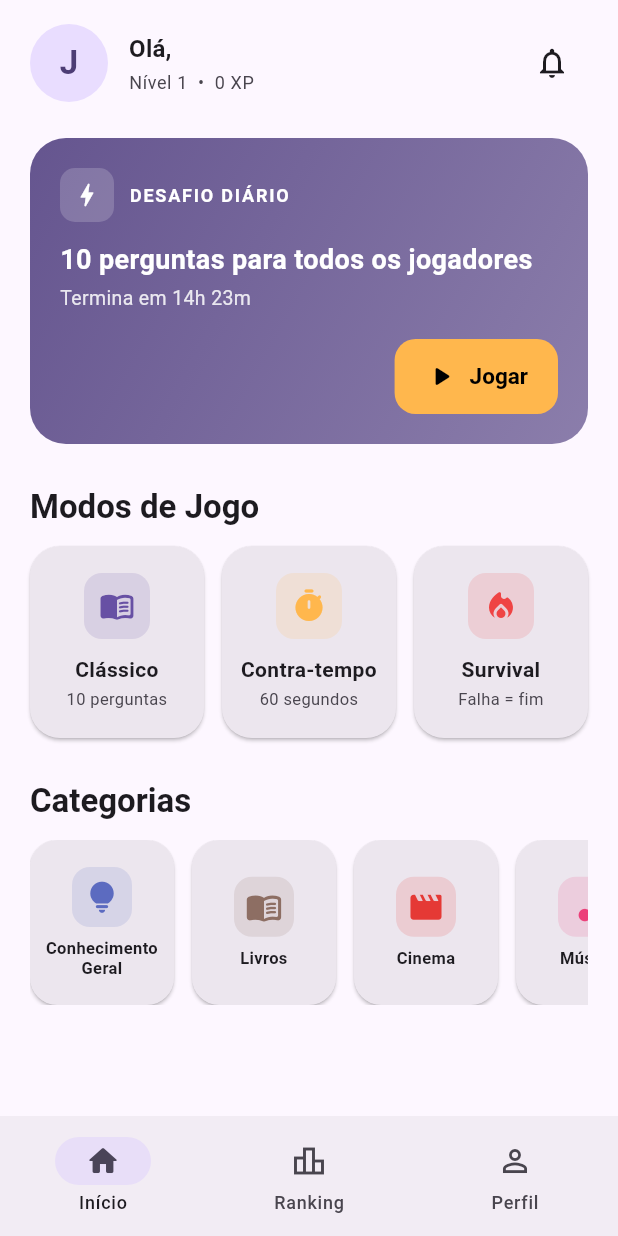
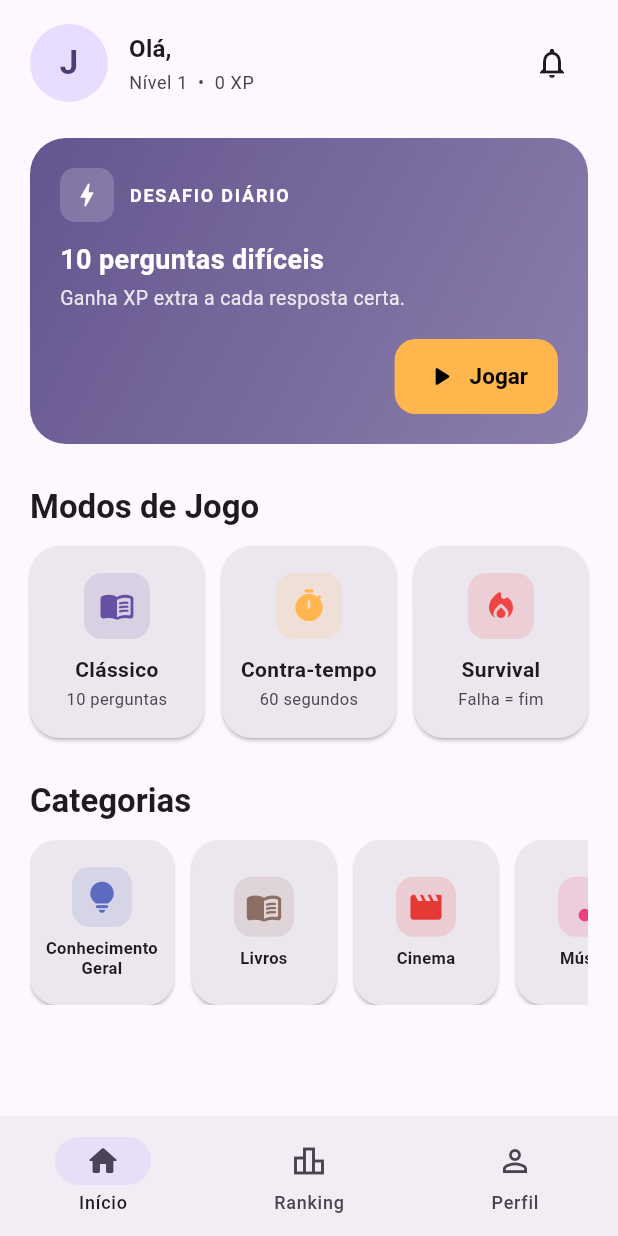
Before and after one commit to MatheusSnts/QuizZone, a Flutter app: the HomeScreen screen opened by its route, on a phone screen of 412 x 824 dp. Run offline on Flutter 3.47's test engine with Material 3 defaults, Android fonts, the phone set to English and light mode, and no system bars; our stand-ins replace cloud_firestore, firebase_auth, firebase_core, go_router, html_unescape; accounts and stored records are empty.

Commit message:
daily challenge

```diff
--- a/lib/database/profile_database.dart
+++ b/lib/database/profile_database.dart
@@ -9,15 +9,30 @@ class ProfileDatabase {
 
   /// Observa alterações de XP em tempo real para atualizar a UI.
   Stream<UserProfile> stream(String uid) {
-    return _users.doc(uid).snapshots().map(
-          (doc) => UserProfile(xp: (doc.data()?['xp'] as num?)?.toInt() ?? 0),
-        );
+    return _users.doc(uid).snapshots().map(_profileFromData);
   }
 
 /// Lê o perfil uma única vez.
   Future<UserProfile> get(String uid) async {
     final doc = await _users.doc(uid).get();
-    return UserProfile(xp: (doc.data()?['xp'] as num?)?.toInt() ?? 0);
+    return _profileFromData(doc);
+  }
+
+  /// Converte um documento Firestore no modelo de perfil.
+  UserProfile _profileFromData(DocumentSnapshot<Map<String, dynamic>> doc) {
+    final data = doc.data();
+    return UserProfile(
+      xp: (data?['xp'] as num?)?.toInt() ?? 0,
+      lastDailyChallenge: data?['lastDailyChallenge'] as String?,
+    );
+  }
+
+  /// Regista que o desafio diário foi concluído no dia indicado (`dayKey`).
+  Future<void> markDailyChallengeDone(String uid, String dayKey) async {
+    await _users.doc(uid).set({
+      'lastDailyChallenge': dayKey,
+      'updatedAt': FieldValue.serverTimestamp(),
+    }, SetOptions(merge: true));
   }
 
 /// Soma XP ao perfil, criando o documento se ainda não existir.
--- a/lib/models/user_profile.dart
+++ b/lib/models/user_profile.dart
@@ -1,8 +1,15 @@
+import '../utils/daily_challenge.dart';
+
 class UserProfile {
-  const UserProfile({required this.xp});
+  const UserProfile({required this.xp, this.lastDailyChallenge});
 
  /// Experiência total acumulada pelo jogador.
   final int xp;
+
+  /// Chave (yyyy-MM-dd) do último dia em que o desafio diário foi concluído.
+  ///
+  /// É `null` quando o jogador ainda nunca jogou o desafio.
+  final String? lastDailyChallenge;
 
   static const int xpPerLevel = 500;
 
@@ -14,4 +21,8 @@ class UserProfile {
 
   /// Valor entre 0 e 1 usado pela barra de progresso.
   double get levelProgress => xpToLevelUp / xpPerLevel;
+
+  /// Indica se o desafio diário ainda pode ser jogado hoje.
+  bool get dailyChallengeAvailable =>
+      lastDailyChallenge != DailyChallenge.today();
 }
--- a/lib/router/app_router.dart
+++ b/lib/router/app_router.dart
@@ -37,6 +37,10 @@ final GoRouter appRouter = GoRouter(
       builder: (context, state) => const ProfileScreen(),
     ),
     GoRoute(
+      path: '/daily',
+      builder: (context, state) => const QuizScreen(isDailyChallenge: true),
+    ),
+    GoRoute(
       path: '/quiz/:categoryId',
       builder: (context, state) => QuizScreen(
         categoryId: int.parse(state.pathParameters['categoryId']!),
@@ -63,6 +67,7 @@ final GoRouter appRouter = GoRouter(
     // Rotas protegidas exigem uma sessão Firebase ativa.
     final isProtectedRoute = location == '/home' ||
         location == '/profile' ||
+        location == '/daily' ||
         location.startsWith('/quiz') ||
         location.startsWith('/play');
 
--- a/lib/screens/home_screen.dart
+++ b/lib/screens/home_screen.dart
@@ -6,6 +6,7 @@ import '../models/user_profile.dart';
 import '../services/auth_service.dart';
 import '../database/profile_database.dart';
 import '../theme/app_theme.dart';
+import '../utils/daily_challenge.dart';
 
 
 /// Ecrã inicial depois do login.
@@ -41,7 +42,7 @@ class HomeScreen extends StatelessWidget {
             children: [
               _Header(username: username),
               const SizedBox(height: 24),
-              const _DailyChallengeCard(remaining: '14h 23m', questions: 10),
+              const _DailyChallengeCard(),
               const SizedBox(height: 28),
               _SectionTitle('Modos de Jogo', theme: theme),
               const SizedBox(height: 12),
@@ -293,19 +294,49 @@ class _HeaderState extends State<_Header> {
 }
 
 /// Cartão destacado para o desafio diário.
+///
+/// Mostra um jogo de 10 perguntas difíceis, jogável uma vez por dia. Quando o
+/// desafio de hoje já foi concluído, o cartão fica bloqueado até ao dia seguinte.
+class _DailyChallengeCard extends StatefulWidget {
+  const _DailyChallengeCard();
 
-// Cartão do desafio diário.
-// Apresenta o número de perguntas disponíveis,
-// tempo restante e botão para iniciar o desafio.
+  @override
+  State<_DailyChallengeCard> createState() => _DailyChallengeCardState();
+}
 
-class _DailyChallengeCard extends StatelessWidget {
-  const _DailyChallengeCard({
-    required this.remaining,
-    required this.questions,
-  });
+class _DailyChallengeCardState extends State<_DailyChallengeCard> {
+  final ProfileDatabase _database = ProfileDatabase();
 
-  final String remaining;
-  final int questions;
+  /// A stream é criada uma única vez para não voltar a subscrever o Firestore
+  /// a cada rebuild.
+  Stream<UserProfile>? _profileStream;
+
+  @override
+  void initState() {
+    super.initState();
+    final uid = authService.value.currentUser?.uid;
+    if (uid != null) {
+      _profileStream = _database.stream(uid);
+    }
+  }
+
+  @override
+  Widget build(BuildContext context) {
+    return StreamBuilder<UserProfile>(
+      stream: _profileStream,
+      builder: (context, snapshot) {
+        final available = snapshot.data?.dailyChallengeAvailable ?? true;
+        return _DailyChallengeCardView(available: available);
+      },
+    );
+  }
+}
+
+/// Parte visual do cartão do desafio diário, dependente da disponibilidade.
+class _DailyChallengeCardView extends StatelessWidget {
+  const _DailyChallengeCardView({required this.available});
+
+  final bool available;
 
   @override
   Widget build(BuildContext context) {
@@ -348,7 +379,9 @@ class _DailyChallengeCard extends StatelessWidget {
           ),
           const SizedBox(height: 14),
           Text(
-            '$questions perguntas para todos os jogadores',
+            available
+                ? '${DailyChallenge.questionAmount} perguntas difíceis'
+                : 'Desafio de hoje concluído',
             style: TextStyle(
               color: cs.onPrimary,
               fontSize: 18,
@@ -358,7 +391,9 @@ class _DailyChallengeCard extends StatelessWidget {
           ),
           const SizedBox(height: 4),
           Text(
-            'Termina em $remaining',
+            available
+                ? 'Ganha XP extra a cada resposta certa.'
+                : 'Volta amanhã para um novo desafio.',
             style: TextStyle(
               color: cs.onPrimary.withValues(alpha: 0.85),
               fontSize: 13,
@@ -367,14 +402,20 @@ class _DailyChallengeCard extends StatelessWidget {
           const SizedBox(height: 18),
           Align(
             alignment: Alignment.centerRight,
-            child: FilledButton.icon(
-              onPressed: () {},
+            child: available
+                ? FilledButton.icon(
+                    onPressed: () => context.go('/daily'),
                     icon: const Icon(Icons.play_arrow_rounded, size: 22),
                     label: const Text('Jogar'),
                     style: FilledButton.styleFrom(
                       backgroundColor: AppColors.accent,
                       foregroundColor: Colors.black,
                     ),
+                  )
+                : FilledButton.icon(
+                    onPressed: null,
+                    icon: const Icon(Icons.check_rounded, size: 22),
+                    label: const Text('Concluído'),
                   ),
           ),
         ],
--- a/lib/services/open_trivia_api_service.dart
+++ b/lib/services/open_trivia_api_service.dart
@@ -40,6 +40,7 @@ class OpenTriviaApiClient {
   Future<List<OpenTriviaQuestion>> getRandomQuestions({
     required int amount,
     int? category,
+    String? difficulty,
     String type = 'multiple',
   }) async {
     if (amount < 1 || amount > 50) {
@@ -55,6 +56,11 @@ class OpenTriviaApiClient {
 
     if (category != null) {
       params['category'] = category.toString();
+    }
+
+    // 'easy', 'medium' ou 'hard'; quando nulo a API devolve dificuldades mistas.
+    if (difficulty != null) {
+      params['difficulty'] = difficulty;
     }
 
     final url = Uri.https('opentdb.com', '/api.php', params);
--- /dev/null
+++ b/lib/utils/daily_challenge.dart
@@ -0,0 +1,24 @@
+/// Configuração partilhada do desafio diário.
+///
+/// O desafio é um jogo normal de 10 perguntas de dificuldade `hard`, que cada
+/// utilizador só pode jogar uma vez por dia.
+class DailyChallenge {
+  const DailyChallenge._();
+
+  /// Número de perguntas do desafio.
+  static const int questionAmount = 10;
+
+  /// Dificuldade pedida à Open Trivia API.
+  static const String difficulty = 'hard';
+
+  /// "Chave do dia" (yyyy-MM-dd) usada para limitar o desafio a uma vez por dia.
+  /// Comparar duas chaves diz se foram geradas no mesmo dia de calendário.
+  static String format(DateTime date) {
+    final month = date.month.toString().padLeft(2, '0');
+    final day = date.day.toString().padLeft(2, '0');
+    return '${date.year}-$month-$day';
+  }
+
+  /// Chave do dia atual (hora local).
+  static String today() => format(DateTime.now());
+}
```
Also changed, not shown: lib/screens/quiz/quiz_screen.dart (+36 -8 lines), lib/services/quiz_service.dart (+12 -3 lines). Lines whose indentation alone changed are shown as unchanged.
